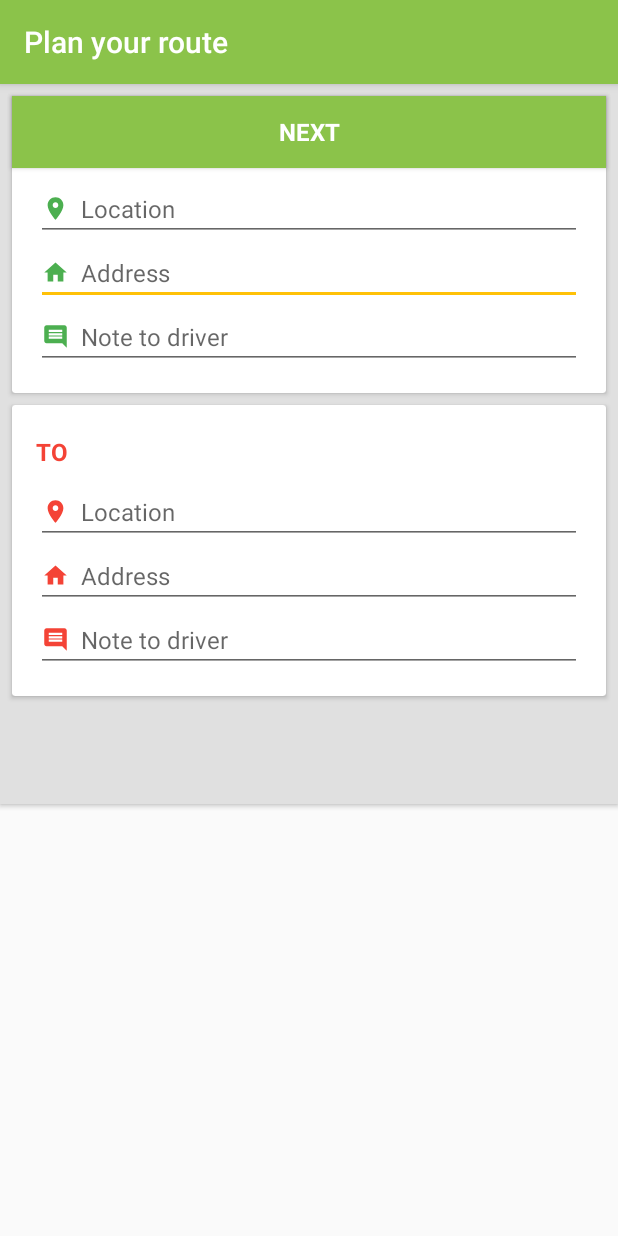
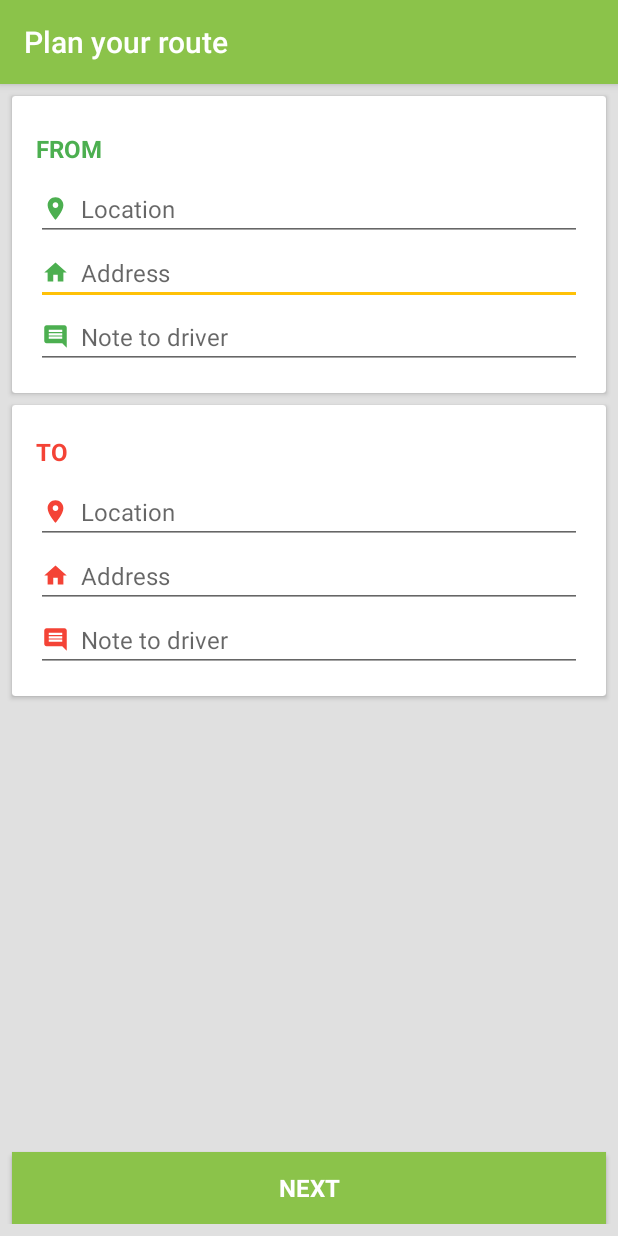
Before and after one commit to tonmoy71/RoboCat, an Android app: the RoutePlanFragment screen opened directly, with no data from a screen before it, on a phone screen of 412 x 824 dp. Run offline under Robolectric (Android 15) with nearby library versions, the phone set to English and light mode, and no system bars; our stand-ins replace ButterKnife; libraries missing offline, so code that uses them is left out: com.rengwuxian.materialedittext; plain views replace MaterialEditText.

Commit message:
FIX: Button position fixed on v21\fragment_route_plan

```diff
--- a/app/src/main/res/layout-v21/fragment_route_plan.xml
+++ b/app/src/main/res/layout-v21/fragment_route_plan.xml
@@ -197,6 +197,8 @@
         android:id="@+id/btn_route_next"
         style="@style/ButtonFullWidthPrimaryColor"
         android:background="@drawable/ripple_effect_primary_color_solid"
-        android:text="@string/button_route_plan_next" />
+        android:text="@string/button_route_plan_next"
+        android:layout_alignParentBottom="true"
+        android:layout_centerHorizontal="true" />
 
 </RelativeLayout>
```
